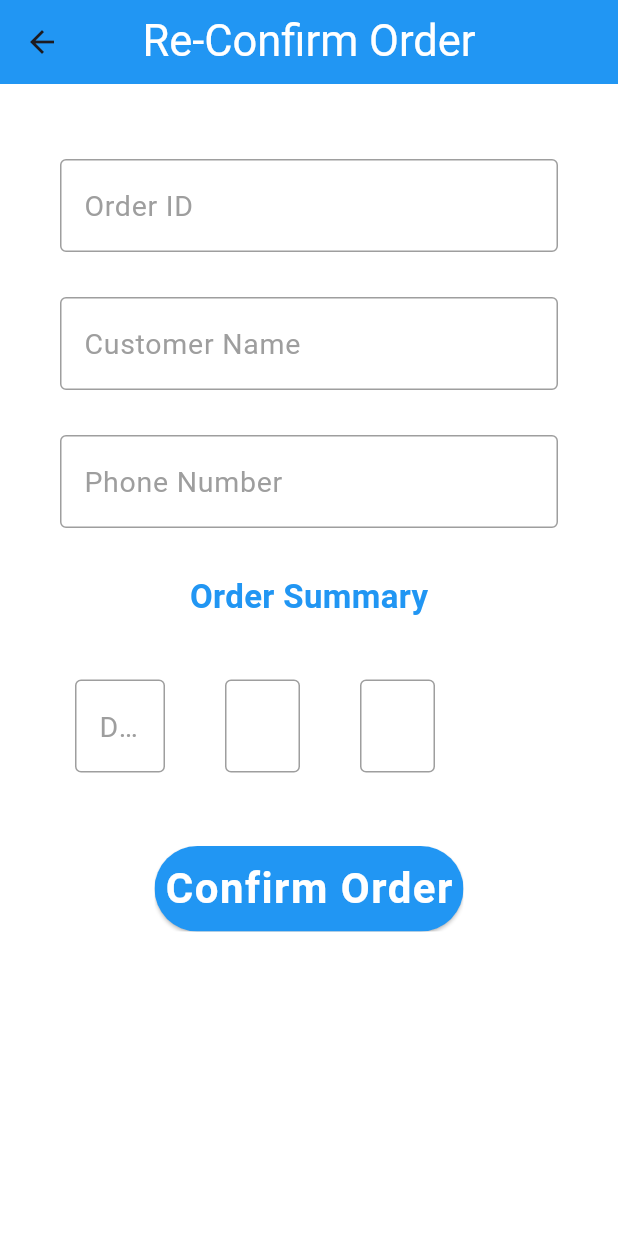
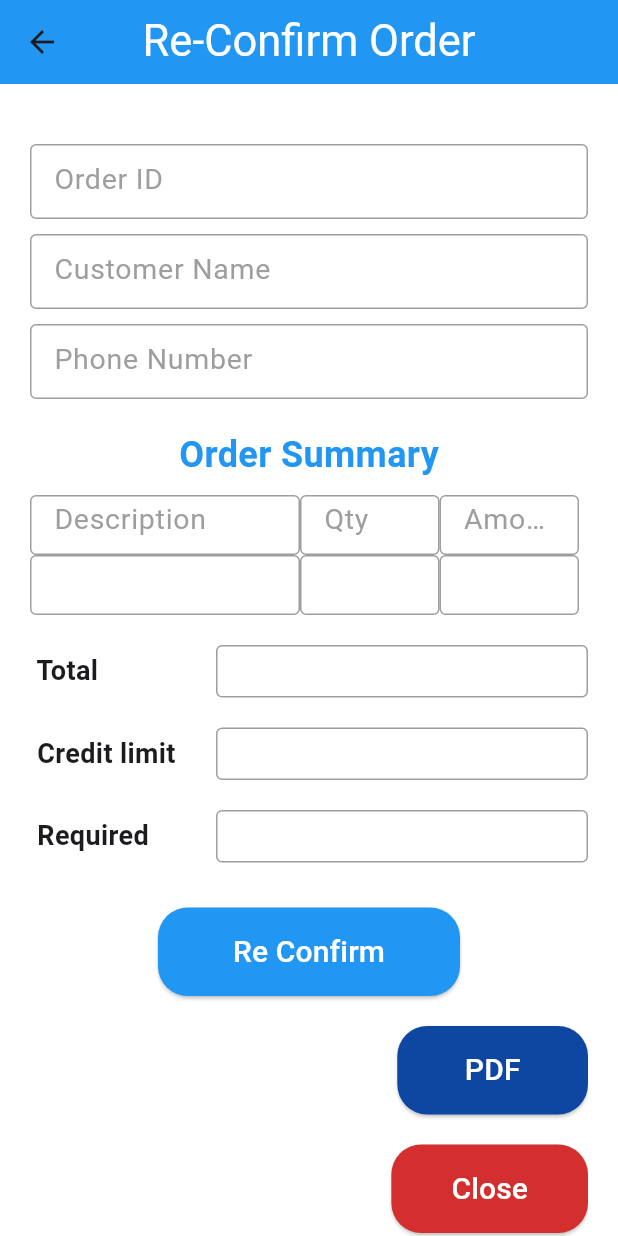
Before and after one commit to NabilaMalik/MetaxpertsBookIt, a Flutter app: the ReconfirmOrderScreen screen opened directly, on a phone screen of 412 x 824 dp. Run offline on Flutter 3.47's test engine with Material 3 defaults, Android fonts, the phone set to English and light mode, and no system bars; our stand-ins replace get, image_picker; Roboto replaces fonts that are missing (OpenSans).

Commit message:
Nabila'S design final 16-dec-2024 10:15.

```diff
--- a/lib/screens/orderbooking_screen.dart
+++ b/lib/screens/orderbooking_screen.dart
@@ -41,7 +41,7 @@ class _OrderbookingScreenState extends State<OrderbookingScreen> {
       child: Scaffold(
         appBar: AppBar(
           title: const Text(
-            'Shop Visit',
+            'Confirm Order',
             style: TextStyle(color: Colors.white, fontSize: 29),
           ),
           centerTitle: true,
--- a/lib/screens/reconfirm_order_screen.dart
+++ b/lib/screens/reconfirm_order_screen.dart
@@ -1,101 +1,38 @@
 import 'package:flutter/material.dart';
 import 'package:get/get.dart';
-import '../widgets/rounded_button.dart';
-
 class ReconfirmOrderScreen extends StatefulWidget {
   const ReconfirmOrderScreen({super.key});
-
   @override
   _ReconfirmOrderScreenState createState() => _ReconfirmOrderScreenState();
 }
-
 class _ReconfirmOrderScreenState extends State<ReconfirmOrderScreen> {
-  final _formKey = GlobalKey<FormState>(); // Add form key for validation
-
-  // A helper method to build TextField widgets with custom borders
+  // A helper method to build TextField widgets with custom decoration
   Widget _buildTextField({
     required String label,
     required TextInputType keyboardType,
-    String? Function(String?)? validator,
   }) {
-    return Padding(
-      padding: const EdgeInsets.symmetric(horizontal: 20, vertical: 10),
+    return SizedBox(
+      width: double.infinity,
+      height: 50,
       child: TextFormField(
         keyboardType: keyboardType,
-        validator: validator,
         style: const TextStyle(fontSize: 20),
         decoration: InputDecoration(
           hintText: label,
-          hintStyle: const TextStyle(color: Colors.grey, fontSize: 19), // Hint text style
+          hintStyle: const TextStyle(color: Colors.grey, fontSize: 19),
           enabledBorder: const OutlineInputBorder(
-            borderSide: BorderSide(color: Colors.grey, width: 1.0), // Normal border
+            borderSide: BorderSide(color: Colors.grey, width: 1.0),
           ),
           focusedBorder: const OutlineInputBorder(
-            borderSide: BorderSide(color: Colors.blue, width: 2.0), // Focused border
+            borderSide: BorderSide(color: Colors.blue, width: 2.0),
           ),
         ),
       ),
     );
   }
-
-  // A helper method to build three horizontal TextFormFields with different widths
-  Widget _buildHorizontalTextFields() {
-    return Padding(
-      padding: const EdgeInsets.symmetric(horizontal: 10, vertical: 10),
-      child: Row(
-        mainAxisAlignment: MainAxisAlignment.start,
-        children: [
-          // First TextField
-          Container(
-            width:100, // Narrow width
-            child: _buildTextField(
-              label: "Description",
-              keyboardType: TextInputType.text,
-              validator: (value) {
-                if (value == null || value.isEmpty) {
-                  return 'Required';
-                }
-                return null;
-              },
-            ),
-          ),
-          // Second TextField
-          Container(
-            width: 90, // Medium width
-            child: _buildTextField(
-              label: "Qty",
-              keyboardType: TextInputType.number,
-              validator: (value) {
-                if (value == null || value.isEmpty) {
-                  return 'Required';
-                }
-                return null;
-              },
-            ),
-          ),
-          // Third TextField
-          Container(
-            width: 90, // Wider width
-            child: _buildTextField(
-              label: "Amount",
-              keyboardType: TextInputType.number,
-              validator: (value) {
-                if (value == null || value.isEmpty) {
-                  return 'Required';
-                }
-                return null;
-              },
-            ),
-          ),
-        ],
-      ),
-    );
-  }
-
   @override
   Widget build(BuildContext context) {
     Size size = MediaQuery.of(context).size;
-
     return SafeArea(
       child: Scaffold(
         appBar: AppBar(
@@ -112,72 +49,250 @@ class _ReconfirmOrderScreenState extends State<ReconfirmOrderScreen> {
           height: size.height,
           padding: const EdgeInsets.symmetric(horizontal: 20),
           child: SingleChildScrollView(
-            child: Form( // Wrap fields in a form for validation
-              key: _formKey,
             child: Column(
               children: <Widget>[
                 const SizedBox(height: 40),
                 _buildTextField(
                   label: 'Order ID',
                   keyboardType: TextInputType.text,
-                    validator: (value) {
-                      if (value == null || value.isEmpty) {
-                        return 'Please enter the order ID';
-                      }
-                      return null;
-                    },
                 ),
                 const SizedBox(height: 10),
                 _buildTextField(
                   label: 'Customer Name',
                   keyboardType: TextInputType.text,
-                    validator: (value) {
-                      if (value == null || value.isEmpty) {
-                        return 'Please enter the customer name';
-                      }
-                      return null;
-                    },
                 ),
                 const SizedBox(height: 10),
                 _buildTextField(
                   label: 'Phone Number',
                   keyboardType: TextInputType.phone,
-                    validator: (value) {
-                      if (value == null || value.isEmpty) {
-                        return 'Please enter the phone number';
-                      }
-                      return null;
-                    },
                 ),
                 const SizedBox(height: 20),
-                  // Order Summary Heading
-                  Padding(
-                    padding: const EdgeInsets.symmetric(horizontal: 20),
-                    child: Text(
+                const Text(
                   "Order Summary",
                   style: TextStyle(
-                        fontSize: 22,
-                        fontWeight: FontWeight.bold,
+                      fontSize: 24,
                       color: Colors.blue,
+                      fontWeight: FontWeight.bold),
+                ),
+                const SizedBox(height: 10),
+                Row(
+                  children: [
+                    Flexible(
+                      flex: 2,
+                      child: SizedBox(
+                        width: 180, // Set the desired width here
+                        height: 40, // Set the desired height here
+                        child: _buildTextField(
+                          label: "Description",
+                          keyboardType: TextInputType.number,
+                        ),
+                      ),
+                    ),
+                    Flexible(
+                      flex: 1,
+                      child: SizedBox(
+                        width: 95, // Set the desired width here
+                        height: 40, // Set the desired height here
+                        child: _buildTextField(
+                          label: "Qty",
+                          keyboardType: TextInputType.number,
+                        ),
+                      ),
+                    ),
+                    Flexible(
+                      flex: 1,
+                      child: SizedBox(
+                        width: 95, // Set the desired width here
+                        height: 40, // Set the desired height here
+                        child: _buildTextField(
+                          label: "Amount",
+                          keyboardType: TextInputType.number,
+                        ),
+                      ),
+                    ),
+
+                  ],
+                ),
+                Row(
+                  children: [
+                    Flexible(
+                      flex: 2,
+                      child: SizedBox(
+                        width: 180, // Set the desired width here
+                        height: 40, // Set the desired height here
+                        child: _buildTextField(
+                          label: " ",
+                          keyboardType: TextInputType.number,
+                        ),
+                      ),
+                    ),
+                    Flexible(
+                      flex: 1,
+                      child: SizedBox(
+                        width: 95, // Set the desired width here
+                        height: 40, // Set the desired height here
+                        child: _buildTextField(
+                          label: " ",
+                          keyboardType: TextInputType.number,
+                        ),
+                      ),
+                    ),
+                    Flexible(
+                      flex: 1,
+                      child: SizedBox(
+                        width: 95, // Set the desired width here
+                        height: 40, // Set the desired height here
+                        child: _buildTextField(
+                          label: " ",
+                          keyboardType: TextInputType.number,
+                        ),
+                      ),
+                    ),
+                  ],
+                ),
+                const SizedBox(height: 20),
+                Row(
+                  children: [
+                    const Expanded(
+                      flex: 2,
+                      child: Text(
+                        " Total",
+                        style: TextStyle(fontSize: 18, fontWeight: FontWeight.bold),
+                      ),
+                    ),
+                    Expanded(
+                      flex: 4,
+                      child: SizedBox(
+                        width: 200,
+                        height: 35,
+                        child: _buildTextField(
+                          label: "",
+                          keyboardType: TextInputType.text,
+                        ),
+                      ),
+                    ),
+                  ],
+                ),
+                const SizedBox(height: 20),
+                Row(
+                  children: [
+                    Expanded(
+                      flex: 2,
+                      child: Text(
+                        " Credit limit",
+                        style: TextStyle(fontSize: 18, fontWeight: FontWeight.bold),
+                      ),
+                    ),
+                    Expanded(
+                      flex: 4,
+                      child: SizedBox(
+                        width: 200,
+                        height: 35,
+                        child: _buildTextField(
+                          label: "",
+                          keyboardType: TextInputType.text,
+                        ),
+                      ),
+                    ),
+                  ],
+                ),
+                const SizedBox(height: 20),
+                Row(
+                  children: [
+                    Expanded(
+                      flex: 2,
+                      child: Text(
+                        " Required",
+                        style: TextStyle(fontSize: 18, fontWeight: FontWeight.bold),
+                      ),
+                    ),
+                    Expanded(
+                      flex: 4,
+                      child: SizedBox(
+                        width: 200,
+                        height: 35,
+                        child: _buildTextField(
+                          label: "",
+                          keyboardType: TextInputType.text,
+                        ),
+                      ),
+                    ),
+                  ],
+                ),
+                const SizedBox(height: 30),
+                Center(
+                  child: ElevatedButton(
+                    onPressed: () {
+                      Get.snackbar("Action", "Button Pressed!",
+                          snackPosition: SnackPosition.BOTTOM);
+                    },
+                    style: ElevatedButton.styleFrom(
+                      padding: const EdgeInsets.symmetric(
+                          horizontal: 50, vertical: 15),
+                      backgroundColor: Colors.blue,
+                      shape: RoundedRectangleBorder(
+                        borderRadius: BorderRadius.circular(20), // Border radius
+                      ),
+                    ),
+                    child: const Text(
+                      'Re Confirm',
+                      style: TextStyle(fontSize: 20, color: Colors.white),
                     ),
                   ),
                 ),
                 const SizedBox(height: 20),
-                  // Horizontal Text Fields
-                  _buildHorizontalTextFields(),
-                  const SizedBox(height: 20),
-                  // Add a submit button or other widgets here as needed
-                  RoundedButton(
-                    text: 'Confirm Order',
-                    press: () {
-                      if (_formKey.currentState!.validate()) {
-                        // If the form is valid, proceed to confirm the order
-                        print("Order confirmed");
-                      }
+                // Right-Aligned "Next" Button
+                Row(
+                  mainAxisAlignment: MainAxisAlignment.end,
+                  children: [
+                    ElevatedButton(
+                      onPressed: () {
+                        Get.snackbar("Action", "Right Button Pressed!",
+                            snackPosition: SnackPosition.BOTTOM);
                       },
+                      style: ElevatedButton.styleFrom(
+                        padding: const EdgeInsets.symmetric(
+                            horizontal: 45, vertical: 15),
+                        backgroundColor: Colors.blue[900],
+                        shape: RoundedRectangleBorder(
+                          borderRadius: BorderRadius.circular(20), // Border radius
+                        ),
+                      ),
+                      child: const Text(
+                        'PDF',
+                        style: TextStyle(fontSize: 20, color: Colors.white),
+                      ),
                     ),
                   ],
                 ),
+                const SizedBox(height: 20),
+                // Right-Aligned "Close" Button
+                Row(
+                  mainAxisAlignment: MainAxisAlignment.end,
+                  children: [
+                    ElevatedButton(
+                      onPressed: () {
+                        Get.snackbar("Action", "Close Button Pressed!",
+                            snackPosition: SnackPosition.BOTTOM);
+                      },
+                      style: ElevatedButton.styleFrom(
+                        padding: const EdgeInsets.symmetric(
+                            horizontal: 40, vertical: 15),
+                        backgroundColor: Colors.red[700],
+                        shape: RoundedRectangleBorder(
+                          borderRadius: BorderRadius.circular(20), // Border radius
+                        ),
+                      ),
+                      child: const Text(
+                        'Close',
+                        style: TextStyle(fontSize: 20, color: Colors.white),
+                      ),
+
+                    ),
+                  ],
+                ),
+                const SizedBox(height: 50),
+              ],
             ),
           ),
         ),
```
Lines whose indentation alone changed are shown as unchanged.
